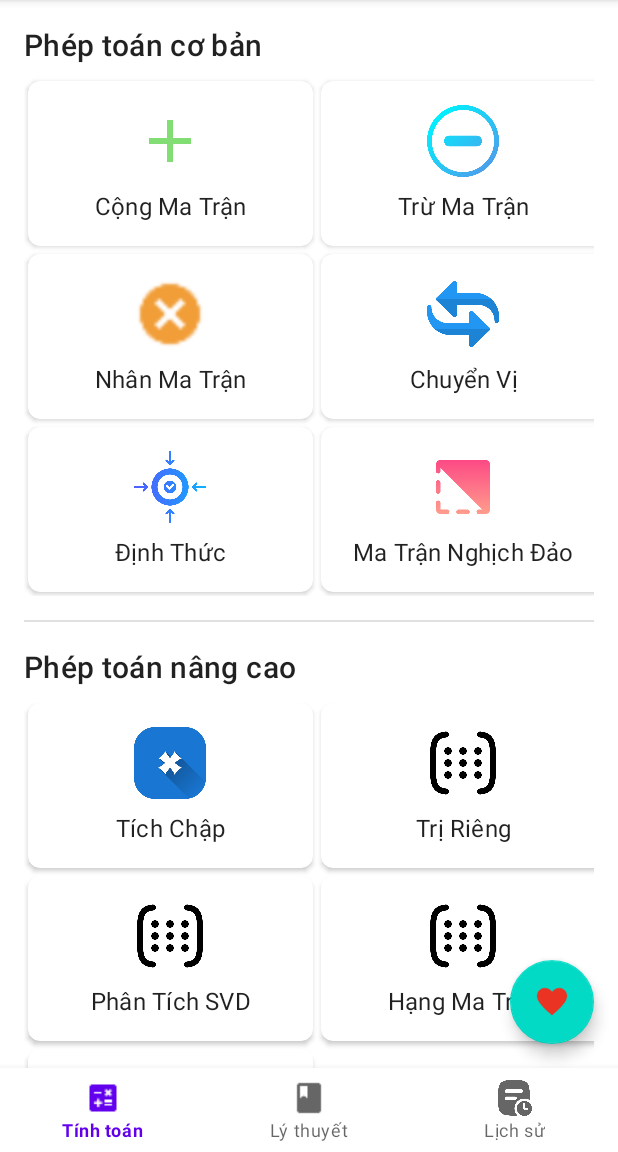
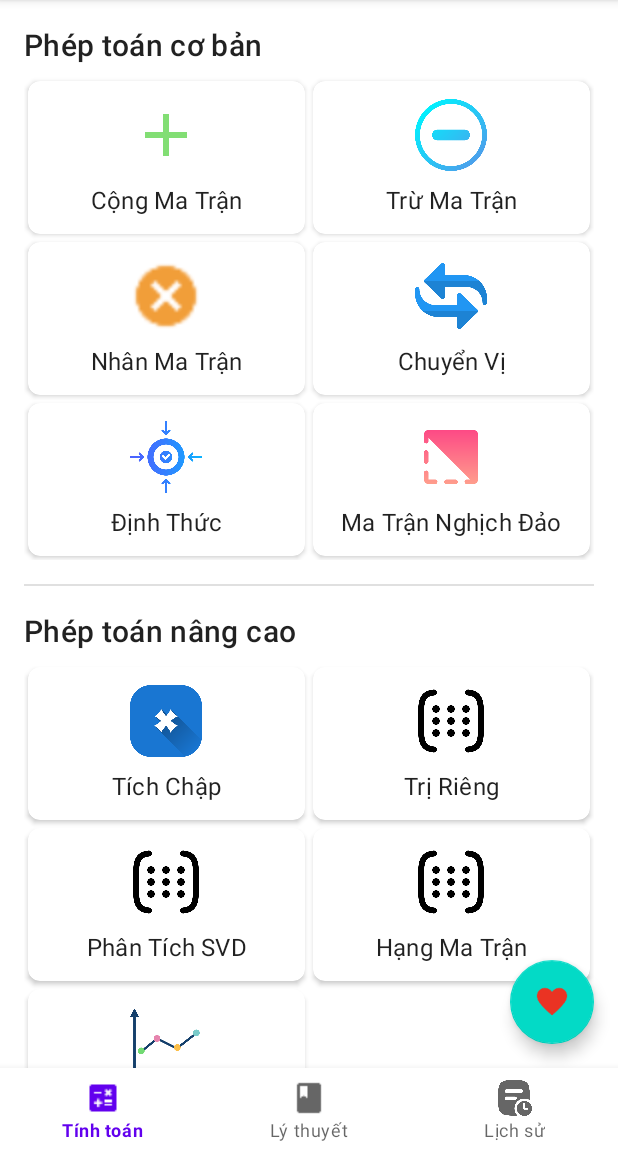
Before and after one commit to Ductuan2312/matran, an Android app: the screen it shows after launch (MainActivity), on a phone screen of 412 x 824 dp, the part 84-1236 px from its top. Run offline under Robolectric (Android 15) with nearby library versions, the phone set to English and light mode, and no system bars.

Commit message:
Cập nhật giao diện và chức năng hiển thị phép toán bằng tiếng Việt, thêm hỗ trợ cho lịch sử phép tính và điều chỉnh bố cục thẻ phép toán

```diff
--- a/app/src/main/java/com/example/matran/Controller/HistoryActivity.java
+++ b/app/src/main/java/com/example/matran/Controller/HistoryActivity.java
@@ -20,6 +20,7 @@ import com.example.matran.Model.MatrixModel;
 import com.example.matran.R;
 import com.example.matran.Model.CalculationRecord;
 import com.example.matran.Model.HistoryModel;
+import com.example.matran.Utils.OperationUtils;
 import com.google.android.material.floatingactionbutton.FloatingActionButton;
 
 import java.text.SimpleDateFormat;
@@ -150,8 +151,8 @@ public class HistoryActivity extends AppCompatActivity {
             TextView dimensionsText = view.findViewById(R.id.dimensions_text);
             TextView timestampText = view.findViewById(R.id.timestamp_text);
 
-            // Set texts
-            operationText.setText(record.getOperationType());
+            // Sử dụng tên tiếng Việt cho phép toán từ OperationUtils
+            operationText.setText(OperationUtils.getOperationDisplayName(getContext(), record.getOperationType()));
 
             // Format dimensions
             String dimensions = formatDimensions(record);
--- a/app/src/main/java/com/example/matran/Controller/MainActivity.java
+++ b/app/src/main/java/com/example/matran/Controller/MainActivity.java
@@ -22,6 +22,7 @@ import androidx.fragment.app.Fragment;
 import com.example.matran.R;
 import com.example.matran.Model.CalculationRecord;
 import com.example.matran.Model.HistoryModel;
+import com.example.matran.Utils.OperationUtils;
 import com.google.android.material.bottomnavigation.BottomNavigationView;
 import com.google.android.material.card.MaterialCardView;
 import com.google.android.material.floatingactionbutton.FloatingActionButton;
@@ -29,6 +30,7 @@ import com.google.android.material.floatingactionbutton.FloatingActionButton;
 import java.text.SimpleDateFormat;
 import java.util.ArrayList;
 import java.util.List;
+import java.util.Locale;
 
 import android.content.ClipData;
 import android.content.ClipboardManager;
@@ -208,23 +210,33 @@ public class MainActivity extends AppCompatActivity {
             basicOperations.add(new OperationItem("Định Thức", R.drawable.ic_matrix_determinant, "DETERMINANT"));
             basicOperations.add(new OperationItem("Ma Trận Nghịch Đảo", R.drawable.ic_matrix_inverse, "INVERSE"));
 
-            // Calculate columnWidth - Lấy 50% chiều rộng màn hình cho mỗi thẻ (2 cột)
+            // Calculate columnWidth - Lấy chính xác 50% chiều rộng khả dụng cho mỗi thẻ
             int screenWidth = getResources().getDisplayMetrics().widthPixels;
-            int cardWidth = (screenWidth - 48) / 2; // Trừ đi padding của LinearLayout (16dp * 2) + margin giữa (16dp)
+            int padding = (int) (16 * getResources().getDisplayMetrics().density); // Convert 16dp to pixels
+            int availableWidth = screenWidth - (padding * 2); // Trừ padding bên trái và phải của LinearLayout ngoài
+            int cardWidth = availableWidth / 2 - (int)(8 * getResources().getDisplayMetrics().density); // Trừ đi margin
 
         // Create card for each operation
-            for (OperationItem op : basicOperations) {
+        for (int i = 0; i < basicOperations.size(); i++) {
+            OperationItem op = basicOperations.get(i);
             MaterialCardView card = createOperationCard(op);
 
-                // Đặt LayoutParams để thẻ lấp đầy không gian
+            // Đặt LayoutParams để thẻ lấp đầy không gian đều nhau
             GridLayout.LayoutParams params = new GridLayout.LayoutParams();
             params.width = cardWidth;
             params.height = GridLayout.LayoutParams.WRAP_CONTENT;
+
+            // Chỉnh căn lề cho đồng đều
             params.setMargins(4, 4, 4, 4);
+
+            // Set column và row cho GridLayout
+            params.columnSpec = GridLayout.spec(i % 2, 1, 1f);
+            params.rowSpec = GridLayout.spec(i / 2, 1, 1f);
 
             card.setLayoutParams(params);
             basicOperationsGrid.addView(card);
         }
+
     }
 
         /**
@@ -239,19 +251,28 @@ public class MainActivity extends AppCompatActivity {
             advancedOperations.add(new OperationItem("Hạng Ma Trận", R.drawable.ic_matrix_add, "RANK"));
             advancedOperations.add(new OperationItem("Hệ Phương Trình Tuyến Tính", R.drawable.ic_linear_system, "LINEAR_SYSTEM"));
 
-            // Calculate columnWidth - Lấy 50% chiều rộng màn hình cho mỗi thẻ (2 cột)
+            // Calculate columnWidth - Lấy chính xác 50% chiều rộng khả dụng cho mỗi thẻ
             int screenWidth = getResources().getDisplayMetrics().widthPixels;
-            int cardWidth = (screenWidth - 48) / 2; // Trừ đi padding của LinearLayout (16dp * 2) + margin giữa (16dp)
+            int padding = (int) (16 * getResources().getDisplayMetrics().density); // Convert 16dp to pixels
+            int availableWidth = screenWidth - (padding * 2); // Trừ padding bên trái và phải của LinearLayout ngoài
+            int cardWidth = availableWidth / 2 - (int)(8 * getResources().getDisplayMetrics().density); // Trừ đi margin
 
             // Create card for each operation
-            for (OperationItem op : advancedOperations) {
+            for (int i = 0; i < advancedOperations.size(); i++) {
+                OperationItem op = advancedOperations.get(i);
                 MaterialCardView card = createOperationCard(op);
 
-                // Đặt LayoutParams để thẻ lấp đầy không gian
+                // Đặt LayoutParams để thẻ lấp đầy không gian đều nhau
                 GridLayout.LayoutParams params = new GridLayout.LayoutParams();
                 params.width = cardWidth;
                 params.height = GridLayout.LayoutParams.WRAP_CONTENT;
+
+                // Chỉnh căn lề cho đồng đều
                 params.setMargins(4, 4, 4, 4);
+
+                // Set column và row cho GridLayout
+                params.columnSpec = GridLayout.spec(i % 2, 1, 1f);
+                params.rowSpec = GridLayout.spec(i / 2, 1, 1f);
 
                 card.setLayoutParams(params);
                 advancedOperationsGrid.addView(card);
@@ -342,8 +363,9 @@ public class MainActivity extends AppCompatActivity {
             TextView titleTextView = convertView.findViewById(R.id.calculation_title);
             TextView timestampTextView = convertView.findViewById(R.id.calculation_timestamp);
 
-            titleTextView.setText(record.getOperationType());
-            timestampTextView.setText(new SimpleDateFormat("yyyy-MM-dd HH:mm")
+            // Sử dụng tên tiếng Việt cho phép toán từ OperationUtils
+            titleTextView.setText(OperationUtils.getOperationDisplayName(getContext(), record.getOperationType()));
+            timestampTextView.setText(new SimpleDateFormat("yyyy-MM-dd HH:mm", Locale.getDefault())
                     .format(record.getTimestamp()));
 
             // Set click listener to view this calculation
--- a/app/src/main/res/layout/fragment_calculator.xml
+++ b/app/src/main/res/layout/fragment_calculator.xml
@@ -23,8 +23,9 @@
             android:layout_width="match_parent"
             android:layout_height="wrap_content"
             android:columnCount="2"
-            android:useDefaultMargins="true"
-            android:alignmentMode="alignBounds">
+            android:useDefaultMargins="false"
+            android:alignmentMode="alignBounds"
+            android:rowOrderPreserved="true">
             <!-- Các thẻ CardView cho các phép toán sẽ được thêm vào đây -->
         </GridLayout>
 
@@ -47,11 +48,10 @@
             android:layout_width="match_parent"
             android:layout_height="wrap_content"
             android:columnCount="2"
-            android:useDefaultMargins="true"
-            android:alignmentMode="alignBounds">
-
+            android:useDefaultMargins="false"
+            android:alignmentMode="alignBounds"
+            android:rowOrderPreserved="true">
             <!-- Các thẻ CardView cho các phép toán nâng cao sẽ được thêm vào đây -->
-
         </GridLayout>
 
         <com.google.android.material.card.MaterialCardView
@@ -73,6 +73,15 @@
                     android:text="@string/recent_calculations"
                     android:textAppearance="?attr/textAppearanceHeadline6" />
 
+                <TextView
+                    android:id="@+id/empty_history_text"
+                    android:layout_width="match_parent"
+                    android:layout_height="wrap_content"
+                    android:text="Chưa có phép tính nào gần đây"
+                    android:gravity="center"
+                    android:padding="16dp"
+                    android:visibility="gone" />
+
                 <ListView
                     android:id="@+id/recent_calculations_list"
                     android:layout_width="match_parent"
--- a/app/src/main/res/layout/item_operation_card.xml
+++ b/app/src/main/res/layout/item_operation_card.xml
@@ -3,7 +3,7 @@
     xmlns:app="http://schemas.android.com/apk/res-auto"
     android:layout_width="match_parent"
     android:layout_height="wrap_content"
-    android:layout_margin="8dp"
+    android:layout_margin="4dp"
     app:cardCornerRadius="8dp"
     app:cardElevation="2dp"
     android:clickable="true"
@@ -14,7 +14,7 @@
         android:layout_width="match_parent"
         android:layout_height="wrap_content"
         android:orientation="vertical"
-        android:padding="16dp"
+        android:padding="12dp"
         android:gravity="center">
 
         <ImageView
```
Also changed, not shown: app/src/main/java/com/example/matran/Controller/ResultActivity.java (+21 -16 lines), app/src/main/java/com/example/matran/Utils/OperationUtils.java (added, +60 -0 lines), app/src/main/res/values/strings.xml (+18 -0 lines). Lines whose indentation alone changed are shown as unchanged.
